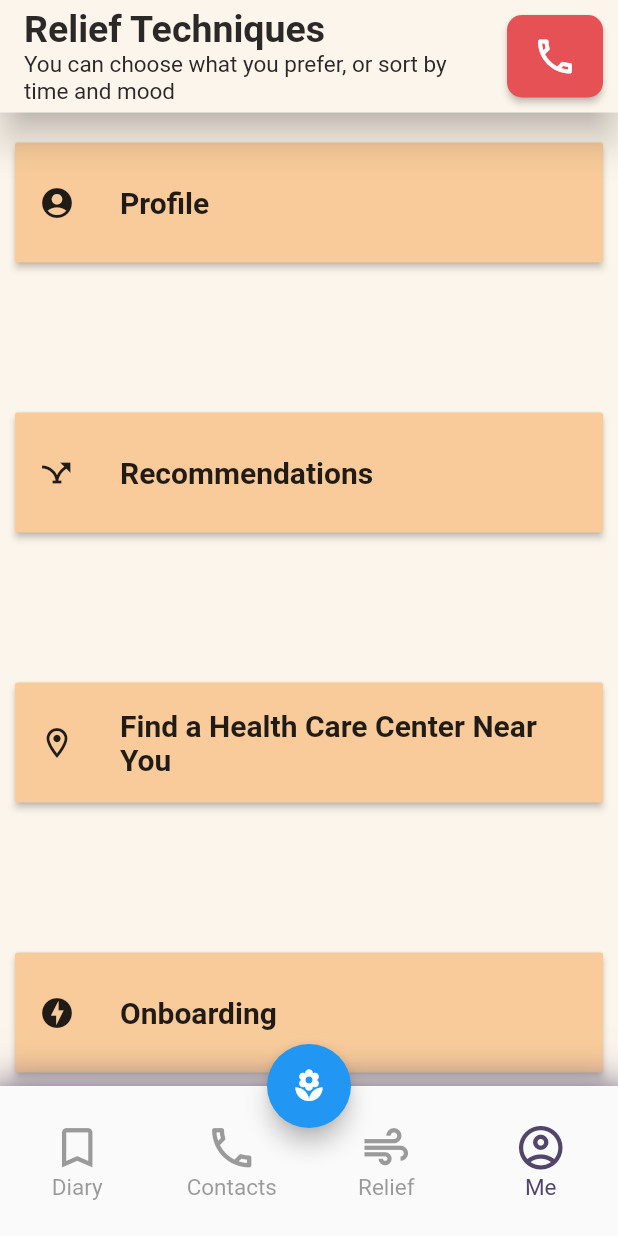
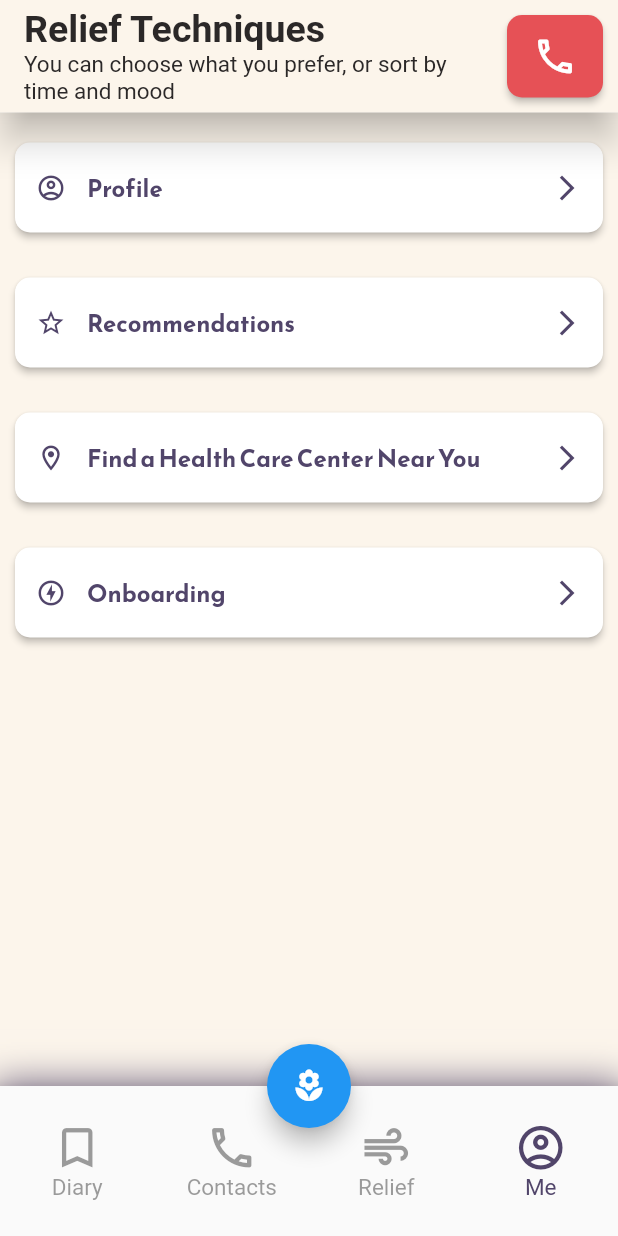
Before and after one commit to AlexShor0103/Team-2136-ReliefLink, a Flutter app: the screen it shows after launch, item 4 of the bottom bar chosen, on a phone screen of 412 x 824 dp. Run offline on Flutter 3.47's test engine with Material 2 defaults, Android fonts, the phone set to English and light mode, and no system bars; our stand-ins replace chewie, google_maps_flutter, shared_preferences, video_player; missing offline and left inert: store_redirect.

Commit message:
Me screen button reshape

```diff
--- a/lib/screens/MeScreen.dart
+++ b/lib/screens/MeScreen.dart
@@ -21,15 +21,15 @@ class MeScreen extends StatelessWidget {
             ),
             meScreenButton(context, "Profile"),
             const SizedBox(
-              height: 60,
+              height: 20,
             ),
             meScreenButton(context, "Recommendations"),
             const SizedBox(
-              height: 60,
+              height: 20,
             ),
             meScreenButton(context, "Find a Health Care Center Near You"),
             const SizedBox(
-              height: 60,
+              height: 20,
             ),
             meScreenButton(context, "Onboarding")
           ],
@@ -44,11 +44,11 @@ class MeScreen extends StatelessWidget {
     switch (screenName) {
       case "Profile":
         goto = ProfileScreen();
-        screenIcon = Icons.account_circle;
+        screenIcon = Icons.account_circle_outlined;
         break;
       case "Recommendations":
         goto = RecommendationScreen();
-        screenIcon = Icons.airline_stops;
+        screenIcon = Icons.star_border_outlined;
         break;
       case "Find a Health Care Center Near You":
         goto = MapScreen();
@@ -56,30 +56,59 @@ class MeScreen extends StatelessWidget {
         break;
       case "Onboarding":
         goto = OnboardingScreen();
-        screenIcon = Icons.offline_bolt_sharp;
+        screenIcon = Icons.offline_bolt_outlined;
         break;
     }
+
+    LinearGradient grad = AppConstants.getGradByMood("blue");
+    Color color = AppConstants.getColorByMood("cyan");
+    const double radius = 10;
+    double buttonMinHeight = 60;
+
     return Padding(
-      padding: const EdgeInsets.only(bottom: 40),
-      child: (MaterialButton(
-        color: AppColors.orange,
-        height: 80.0,
-        minWidth: 70.0,
+      padding: const EdgeInsets.only(bottom: 10),
+      child: (ElevatedButton(
         onPressed: () {
           Navigator.push(
               context, MaterialPageRoute(builder: (context) => (goto)));
         },
+        style: ButtonStyle(
+            backgroundColor: MaterialStateProperty.all<Color>(AppColors.white),
+            shape: MaterialStateProperty.all<RoundedRectangleBorder>(
+              const RoundedRectangleBorder(
+                  borderRadius: BorderRadius.all(Radius.circular(radius))),
+            ),
+            padding: MaterialStateProperty.all<EdgeInsets>(EdgeInsets.all(0)),
+            fixedSize:
+                MaterialStateProperty.all<Size>(Size(0, buttonMinHeight)),
+            alignment: Alignment.centerLeft),
         child: Row(
+          mainAxisAlignment: MainAxisAlignment.start,
+          crossAxisAlignment: CrossAxisAlignment.center,
           children: [
-            Icon(screenIcon),
-            SizedBox(
-              width: 30,
-            ),
-            Flexible(
-                child: Text(
-              "${screenName}",
-              style: TextStyle(fontSize: 20, fontWeight: FontWeight.bold),
-            )),
+            IconButton(
+                color: AppColors.font,
+                onPressed: () {},
+                icon: Icon(
+                  screenIcon,
+                  size: 20,
+                )),
+            Text("${screenName}",
+                textAlign: TextAlign.center,
+                style: const TextStyle(
+                  color: AppColors.font,
+                  fontFamily: 'MainFont',
+                  fontWeight: FontWeight.w800,
+                  fontSize: 16,
+                )),
+            Spacer(),
+            IconButton(
+                color: AppColors.font,
+                onPressed: () {},
+                icon: Icon(
+                  Icons.arrow_forward_ios_outlined,
+                  size: 20,
+                )),
           ],
         ),
       )),
```
